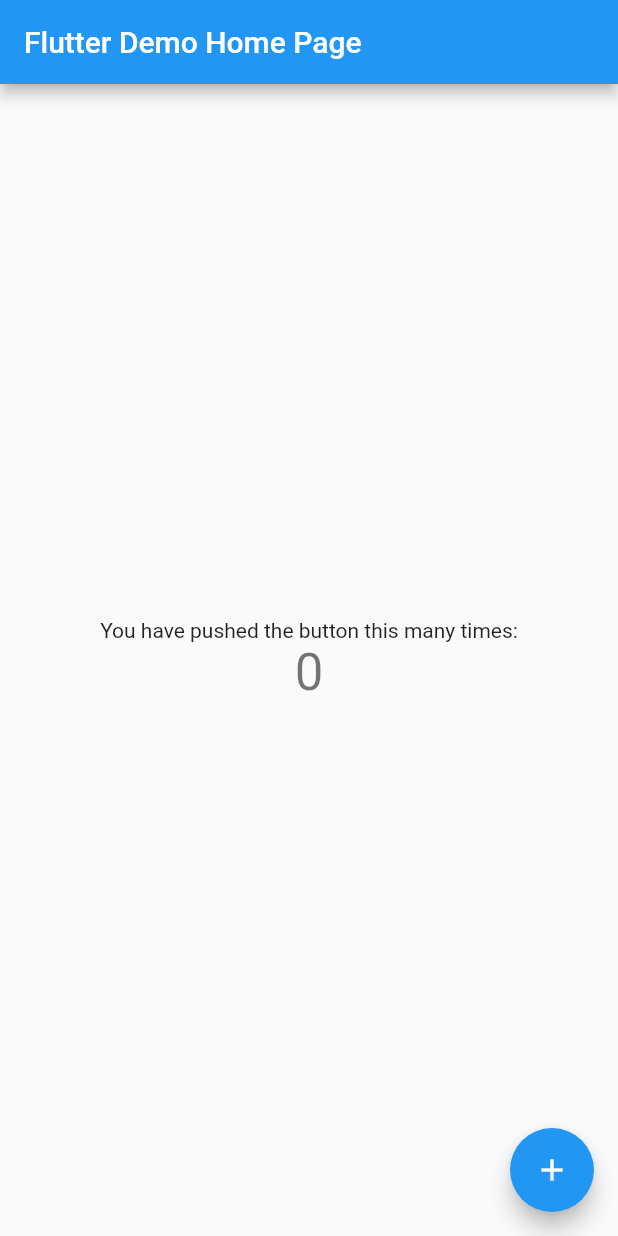
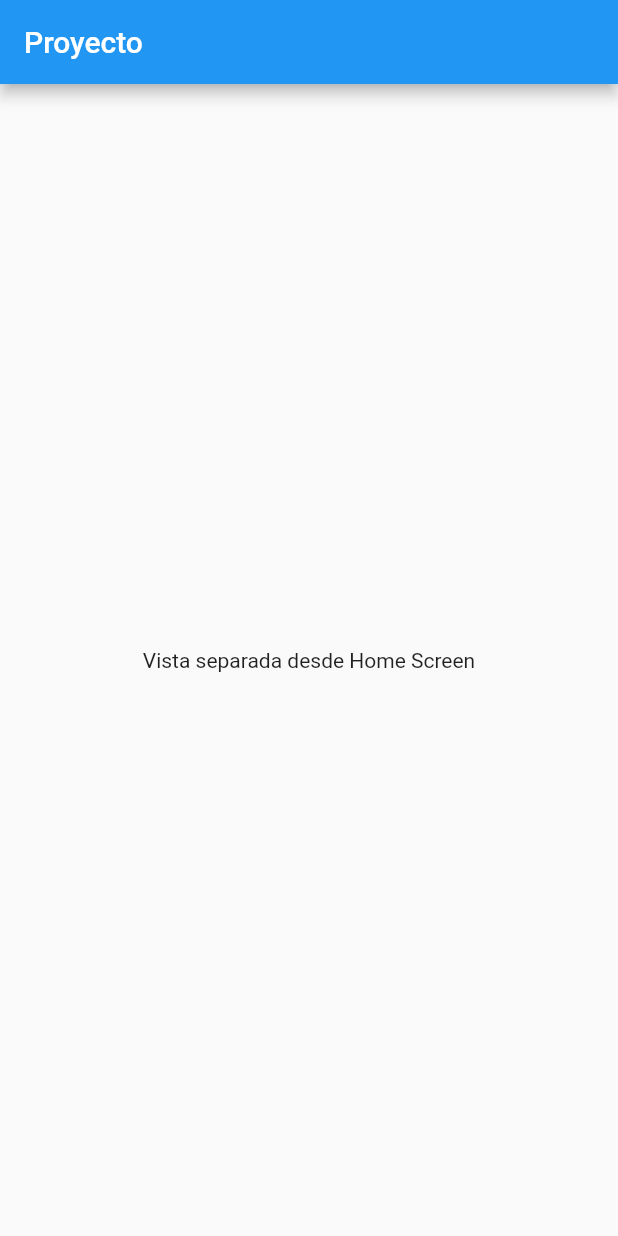
Before and after one commit to JJohana12/project_flutter, a Flutter app: the screen it shows after launch, on a phone screen of 412 x 824 dp. Run offline on Flutter 3.47's test engine with Material 2 defaults, Android fonts, the phone set to English and light mode, and no system bars.

Commit message:
main dart

```diff
--- a/flutter_application_1/lib/main.dart
+++ b/flutter_application_1/lib/main.dart
@@ -1,73 +1,17 @@
-import 'package:flutter/material.dart';
+ import 'package:flutter/material.dart';
+import 'package:flutter_application_1/screen/home_screen.dart';
 
 void main() {
-  runApp(const MyApp());
+  runApp(MyApp());
 }
 
-class MyApp extends StatelessWidget {
-  const MyApp({Key? key}) : super(key: key);
-
+class MyApp extends StatelessWidget{
   @override
   Widget build(BuildContext context) {
-    return MaterialApp(
-      title: 'Flutter Demo',
-      theme: ThemeData(
+  return const MaterialApp(
 
-        primarySwatch: Colors.blue,
-      ),
-      home: const MyHomePage(title: 'Flutter Demo Home Page'),
-    );
+      title: 'PROYECTO MOVIL',
+
+      home: HomeScreen());
   }
 }
-
-class MyHomePage extends StatefulWidget {
-  const MyHomePage({Key? key, required this.title}) : super(key: key);
-
-  final String title;
-
-  @override
-  State<MyHomePage> createState() => _MyHomePageState();
-}
-
-class _MyHomePageState extends State<MyHomePage> {
-  int _counter = 0;
-
-  void _incrementCounter() {
-    setState(() {
-
-      _counter++;
-    });
-  }
-
-  @override
-  Widget build(BuildContext context) {
-
-    return Scaffold(
-      appBar: AppBar(
-
-        title: Text(widget.title),
-      ),
-      body: Center(
-
-        child: Column(
-
-          mainAxisAlignment: MainAxisAlignment.center,
-          children: <Widget>[
-            const Text(
-              'You have pushed the button this many times:',
-            ),
-            Text(
-              '$_counter',
-              style: Theme.of(context).textTheme.headline4,
-            ),
-          ],
-        ),
-      ),
-      floatingActionButton: FloatingActionButton(
-        onPressed: _incrementCounter,
-        tooltip: 'Increment',
-        child: const Icon(Icons.add),
-      ),
-    );
-  }
-}
--- /dev/null
+++ b/flutter_application_1/lib/screen/home_screen.dart
@@ -0,0 +1,19 @@
+import 'package:flutter/material.dart';
+
+
+class HomeScreen extends StatelessWidget {
+
+  const HomeScreen({Key? key}) : super(key: key);
+
+  @override
+  Widget build(BuildContext context) {
+    return Scaffold(
+      appBar: AppBar(
+      title: const Text('Proyecto'),
+      ),
+      body: const Center(
+      child: Text('Vista separada desde Home Screen'),
+      ),
+   );
+  }
+}
```
